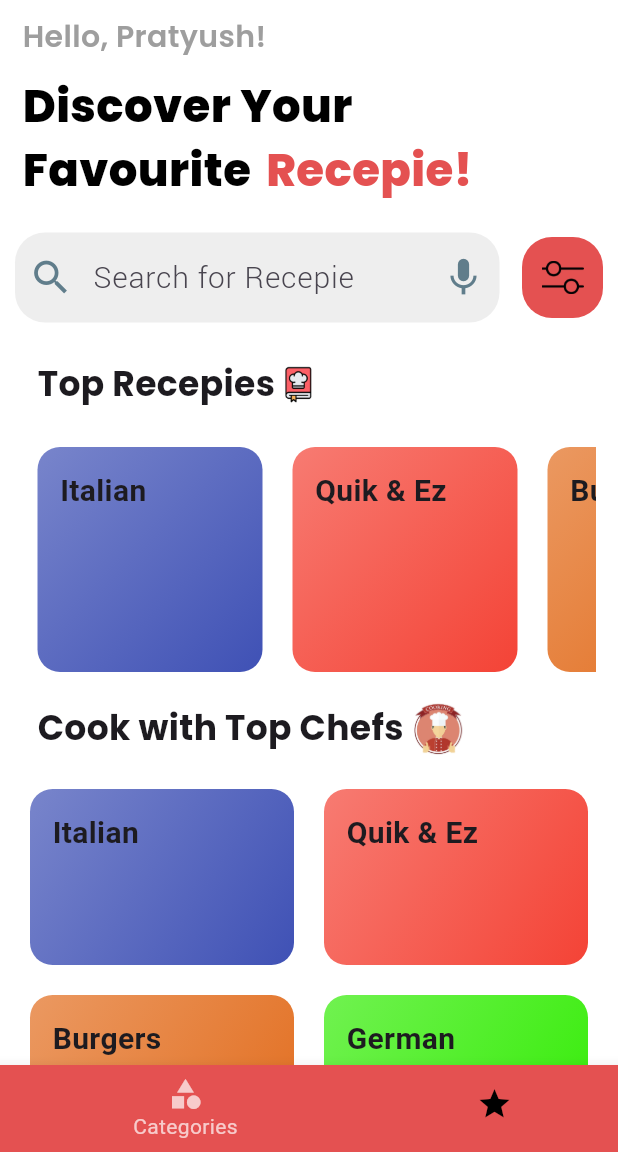
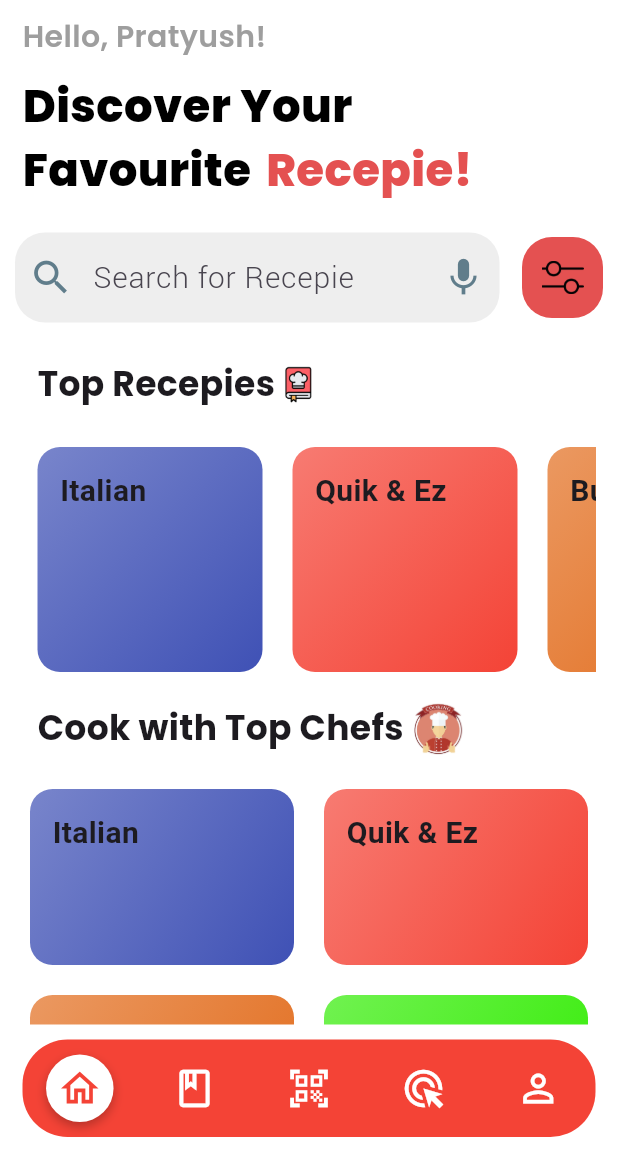
Before and after one commit to Pratyush-who/Hungroo-The-Food-App, a Flutter app: the screen it shows after launch, on a phone screen of 412 x 824 dp, the part 84-1236 px from its top. Run offline on Flutter 3.47's test engine with Material 3 defaults, Android fonts, the phone set to English and light mode, and no system bars; our stand-ins replace google_fonts.

Commit message:
Made ui look better... pushed cz gonna change icons... from colors to image if thatbwill be success again push else this is it

```diff
--- a/lib/screens/categories_screen.dart
+++ b/lib/screens/categories_screen.dart
@@ -1,5 +1,6 @@
 import 'dart:ui';
 import 'package:flutter/material.dart';
+import 'package:hungroo/screens/filters_screen.dart';
 import 'package:hungroo/widgets/categroy_item.dart';
 import '../data/dummy_data.dart';
 import 'package:google_fonts/google_fonts.dart';
@@ -113,7 +114,12 @@ class CategoriesScreen extends StatelessWidget {
                   ),
                 ),
                 const SizedBox(width: 15),
-                Container(
+                GestureDetector(
+                  onTap: () {
+                    Navigator.of(context)
+                        .pushReplacementNamed(FiltersScreen.routeName);
+                  },
+                  child: Container(
                     decoration: BoxDecoration(
                       color: const Color.fromARGB(255, 228, 81, 81),
                       borderRadius: BorderRadius.circular(20),
@@ -130,17 +136,31 @@ class CategoriesScreen extends StatelessWidget {
                       ),
                     ),
                   ),
+                ),
               ],
             ),
           ),
           Container(
             child: Padding(
-              padding: const EdgeInsets.only(top: 5,bottom: 25,left: 25,),
+              padding: const EdgeInsets.only(
+                top: 5,
+                bottom: 25,
+                left: 25,
+              ),
               child: Row(
                 children: [
-                  Text('Top Recepies',style: GoogleFonts.poppins(fontSize: 23,fontWeight: FontWeight.w700),),
-                  SizedBox(width: 3,),
-                  Image.asset('assets/images/recepie.png',height: 25,)
+                  Text(
+                    'Top Recepies',
+                    style: GoogleFonts.poppins(
+                        fontSize: 23, fontWeight: FontWeight.w700),
+                  ),
+                  SizedBox(
+                    width: 3,
+                  ),
+                  Image.asset(
+                    'assets/images/recepie.png',
+                    height: 25,
+                  )
                 ],
               ),
             ),
@@ -165,15 +185,29 @@ class CategoriesScreen extends StatelessWidget {
               },
             ),
           ),
-                  SizedBox(height: 13,),
+          SizedBox(
+            height: 13,
+          ),
           Container(
             child: Padding(
-              padding: const EdgeInsets.only(top: 5,left: 25,),
+              padding: const EdgeInsets.only(
+                top: 5,
+                left: 25,
+              ),
               child: Row(
                 children: [
-                  Text('Cook with Top Chefs',style: GoogleFonts.poppins(fontSize: 23,fontWeight: FontWeight.w700),),
-                  SizedBox(width: 3,),
-                  Image.asset('assets/images/chef.png',height: 40,)
+                  Text(
+                    'Cook with Top Chefs',
+                    style: GoogleFonts.poppins(
+                        fontSize: 23, fontWeight: FontWeight.w700),
+                  ),
+                  SizedBox(
+                    width: 3,
+                  ),
+                  Image.asset(
+                    'assets/images/chef.png',
+                    height: 40,
+                  )
                 ],
               ),
             ),
--- a/lib/screens/tabs_screen.dart
+++ b/lib/screens/tabs_screen.dart
@@ -2,6 +2,7 @@ import 'package:flutter/material.dart';
 import 'package:hungroo/screens/categories_screen.dart';
 import 'package:hungroo/screens/favourites_screen.dart';
 import 'package:google_fonts/google_fonts.dart';
+import 'package:hungroo/widgets/bottom_navi_bar.dart';
 import 'package:hungroo/widgets/main_drawer.dart';
 import 'package:hungroo/models/meal.dart';
 
@@ -86,21 +87,22 @@ class _TabsScreenState extends State<TabsScreen> {
       ),
       drawer: MainDrawer(),
       body: pages[selectedPageIndex],
-      bottomNavigationBar: BottomNavigationBar(
-        onTap: selectPage,
-        backgroundColor: Color.fromARGB(255, 228, 81, 81),
-        unselectedItemColor: Colors.black,
-        selectedItemColor: Colors.white70,
-        currentIndex: selectedPageIndex,
-        type: BottomNavigationBarType.shifting,
-        items: const [
-          BottomNavigationBarItem(
-              backgroundColor: Color.fromARGB(255, 228, 81, 81),
-              icon: Icon(Icons.category),
-              label: 'Categories'),
-          BottomNavigationBarItem(icon: Icon(Icons.star), label: 'Starred'),
-        ],
-      ),
+
+      bottomNavigationBar: CustomBottomNavigationBar(onPageSelect: (int ) { },),
+      //   BottomNavigationBar(
+      //   onTap: selectPage,
+      //   backgroundColor: Colors.deepPurple,
+      //   unselectedItemColor: Colors.yellow,
+      //   selectedItemColor: Colors.greenAccent,
+      //   currentIndex: selectedPageIndex,
+      //   type: BottomNavigationBarType.fixed,
+      //   items: const [
+      //     BottomNavigationBarItem(
+      //         icon: Icon(Icons.category),
+      //         label: 'Categories'),
+      //     BottomNavigationBarItem(icon: Icon(Icons.star), label: 'Starred'),
+      //   ],
+      // ),
       // TabBarView(
       //   children: [
       //     CategoriesScreen(),
--- /dev/null
+++ b/lib/widgets/bottom_navi_bar.dart
@@ -0,0 +1,99 @@
+import 'package:flutter/material.dart';
+
+class CustomBottomNavigationBar extends StatefulWidget {
+  final Function(int) onPageSelect;
+
+  const CustomBottomNavigationBar({
+    super.key,
+    required this.onPageSelect,
+  });
+
+  @override
+  State<CustomBottomNavigationBar> createState() =>
+      _CustomBottomNavigationBarState();
+}
+class _CustomBottomNavigationBarState
+    extends State<CustomBottomNavigationBar> {
+  int _selectedIndex = 0;
+  void _onItemTapped(int index) {
+    setState(() {
+      _selectedIndex = index;
+    });
+    widget.onPageSelect(index);
+  }
+  @override
+  Widget build(BuildContext context) {
+    return Container(
+      height: 85,
+      padding: const EdgeInsets.symmetric(horizontal: 15, vertical: 8),
+      decoration: const BoxDecoration(
+        color: Colors.white,
+      ),
+      child: Center(
+        child: Container(
+          padding: const EdgeInsets.symmetric(vertical: 10),
+          decoration: BoxDecoration(
+            color: Colors.red,
+            borderRadius: BorderRadius.circular(30),
+          ),
+          child: Row(
+            mainAxisAlignment: MainAxisAlignment.spaceAround,
+            children: [
+              _buildNavItem(0, Icons.home_outlined, ''),
+              _buildNavItem(1, Icons.book_outlined, ''),
+              _buildNavItem(2, Icons.qr_code_scanner, ''),
+              _buildNavItem(3, Icons.ads_click_sharp, ''),
+              _buildNavItem(4, Icons.person_outline, ''),
+            ],
+          ),
+        ),
+      ),
+    );
+  }
+
+  Widget _buildNavItem(int index, IconData icon, String label) {
+    final isSelected = _selectedIndex == index;
+    return InkWell(
+      onTap: () => _onItemTapped(index),
+      child: Column(
+        mainAxisSize: MainAxisSize.min,
+        children: [
+          Container(
+            width: 45, // Increased size
+            height: 45, // Increased size
+            decoration: BoxDecoration(
+              color: isSelected
+                  ? Colors.white
+                  : Colors.red,
+              shape: BoxShape.circle,
+              boxShadow: [
+                if (isSelected)
+                  const BoxShadow(
+                    color: Colors.black26,
+                    blurRadius: 5,
+                    offset: Offset(0, 3),
+                  ),
+              ],
+            ),
+            child: Icon(
+              icon,
+              color: isSelected ? Colors.red : Colors.white,
+              size: 30, // Increased icon size
+            ),
+          ),
+          if (label.isNotEmpty) ...[
+            const SizedBox(height: 6), // Adjusted spacing
+            Text(
+              label,
+              style: TextStyle(
+                fontSize: 14, // Slightly increased font size
+                color: Colors.white,
+                fontWeight: isSelected ? FontWeight.w500 : FontWeight.normal,
+              ),
+            ),
+          ],
+        ],
+      ),
+    );
+  }
+}
--- a/pubspec.yaml
+++ b/pubspec.yaml
@@ -19,6 +19,7 @@ dev_dependencies:
 
 flutter_icons:
   android: true
+  ios: true
   image_path: "assets/images/images.png"
 
 flutter:
```
Lines whose indentation alone changed are shown as unchanged.
